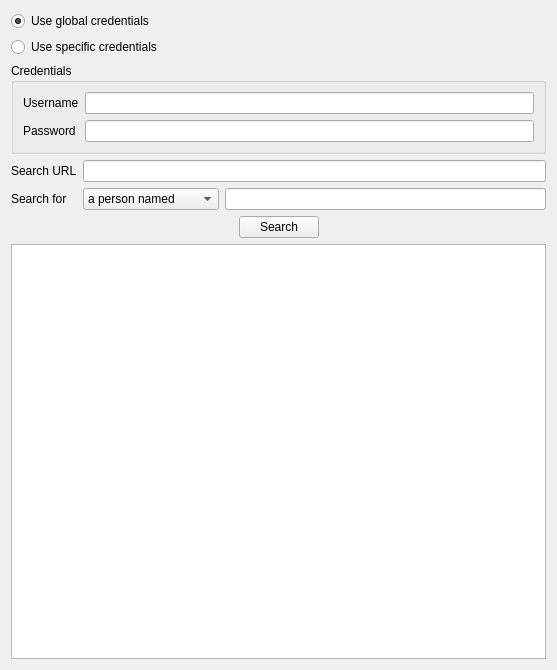
This is resources/dav/resource/searchdialog.ui in KDE/kdepim-runtime as Qt 5 draws it before an edit. The edited form follows.
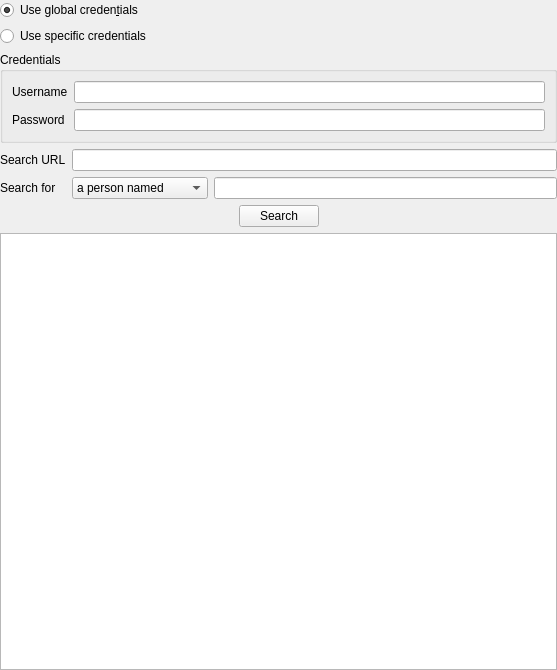
This is the edited form. Custom widgets are drawn as their Qt base class.

Commit message: Remove duplicate margin

The edit to the form file:
```diff
--- a/resources/dav/resource/searchdialog.ui
+++ b/resources/dav/resource/searchdialog.ui
@@ -14,10 +14,22 @@
    <locale language="English" country="UnitedStates"/>
   </property>
   <layout class="QVBoxLayout" name="verticalLayout">
+   <property name="leftMargin">
+    <number>0</number>
+   </property>
+   <property name="topMargin">
+    <number>0</number>
+   </property>
+   <property name="rightMargin">
+    <number>0</number>
+   </property>
+   <property name="bottomMargin">
+    <number>0</number>
+   </property>
    <item>
     <widget class="QRadioButton" name="useDefaultCreds">
      <property name="text">
-      <string>Use global credentials</string>
+      <string>Use global creden&amp;tials</string>
      </property>
      <property name="checked">
       <bool>true</bool>
```
The commit also changes 2 other files.
